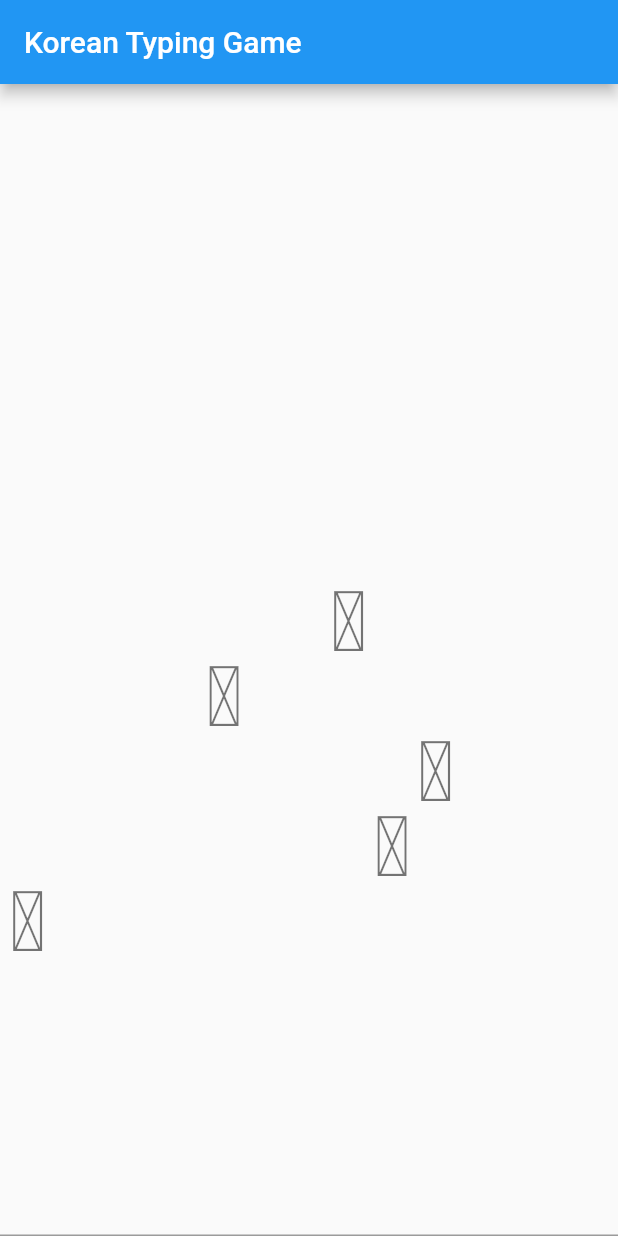
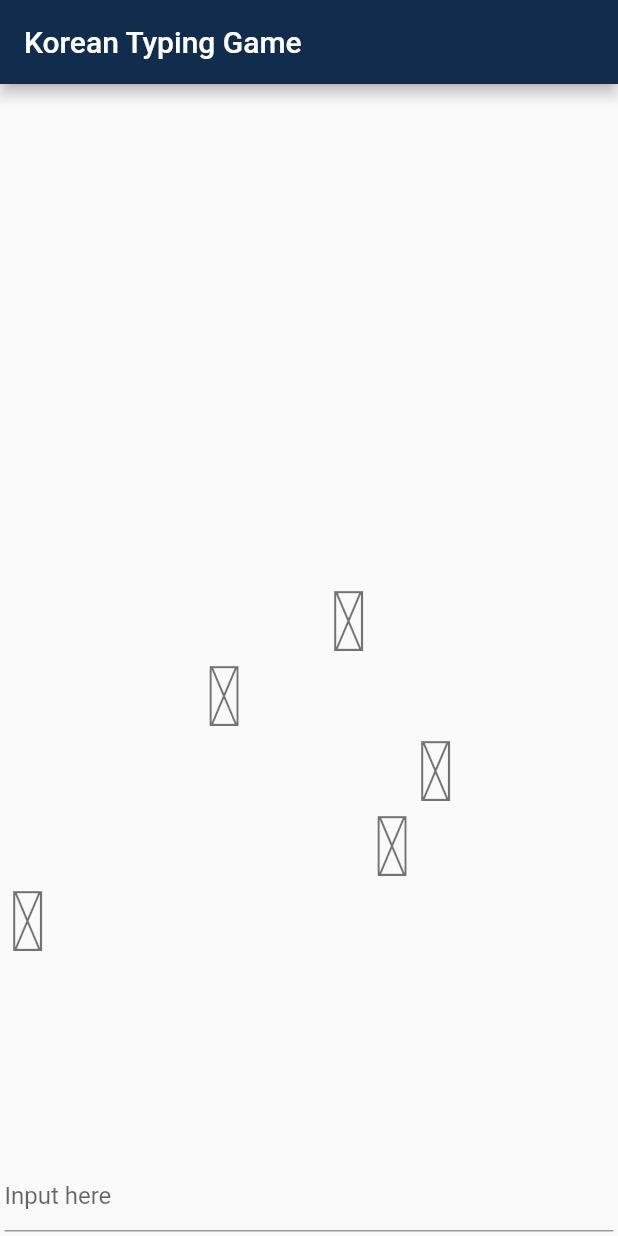
Before and after one commit to plateaukao/flutter_typing_game, a Flutter app: the screen it shows after launch, on a phone screen of 412 x 824 dp. Run offline on Flutter 3.47's test engine with Material 2 defaults, Android fonts, the phone set to English and light mode, and no system bars.

Commit message:
add keyboard layout

```diff
--- /dev/null
+++ b/lib/keyboard_layout.dart
@@ -0,0 +1,48 @@
+
+class KeyInfo {
+  String topLeft;
+  String topRight;
+  String bottomLeft;
+  String bottomRight;
+
+  KeyInfo({this.topLeft, this.topRight, this.bottomLeft, this.bottomRight});
+}
+
+List<List<KeyInfo>> koreanKeyboard = [
+  [
+    KeyInfo(bottomLeft: 'Q', topLeft: 'ㅃ', topRight: 'ㅂ'),
+    KeyInfo(bottomLeft: 'W', topLeft: 'ㅉ', topRight: 'ㅈ'),
+    KeyInfo(bottomLeft: 'E', topLeft: 'ㄸ', topRight: 'ㄷ'),
+    KeyInfo(bottomLeft: 'R', topLeft: 'ㄲ', topRight: 'ㄱ'),
+    KeyInfo(bottomLeft: 'T', topLeft: 'ㅆ', topRight: 'ㅅ'),
+    KeyInfo(bottomLeft: 'Y', topLeft: '', topRight: 'ㅛ'),
+    KeyInfo(bottomLeft: 'U', topLeft: '', topRight: 'ㅕ'),
+    KeyInfo(bottomLeft: 'I', topLeft: '', topRight: 'ㅑ'),
+    KeyInfo(bottomLeft: 'O', topLeft: 'ㅒ', topRight: 'ㅐ'),
+    KeyInfo(bottomLeft: 'P', topLeft: 'ㅖ', topRight: 'ㅔ'),
+  ],
+  [
+    KeyInfo(bottomLeft: 'A', topLeft: '', topRight: 'ㅁ'),
+    KeyInfo(bottomLeft: 'S', topLeft: '', topRight: 'ㄴ'),
+    KeyInfo(bottomLeft: 'D', topLeft: '', topRight: 'ㅇ'),
+    KeyInfo(bottomLeft: 'F', topLeft: '', topRight: 'ㄹ'),
+    KeyInfo(bottomLeft: 'G', topLeft: '', topRight: 'ㅎ'),
+    KeyInfo(bottomLeft: 'H', topLeft: '', topRight: 'ㅗ'),
+    KeyInfo(bottomLeft: 'J', topLeft: '', topRight: 'ㅓ'),
+    KeyInfo(bottomLeft: 'K', topLeft: '', topRight: 'ㅏ'),
+    KeyInfo(bottomLeft: 'L', topLeft: '', topRight: 'ㅣ'),
+    KeyInfo(bottomLeft: ';', topLeft: '', topRight: ''),
+  ],
+  [
+    KeyInfo(bottomLeft: 'Z', topLeft: '', topRight: 'ㅋ'),
+    KeyInfo(bottomLeft: 'X', topLeft: '', topRight: 'ㅌ'),
+    KeyInfo(bottomLeft: 'C', topLeft: '', topRight: 'ㅊ'),
+    KeyInfo(bottomLeft: 'V', topLeft: '', topRight: 'ㅍ'),
+    KeyInfo(bottomLeft: 'B', topLeft: '', topRight: 'ㅠ'),
+    KeyInfo(bottomLeft: 'N', topLeft: '', topRight: 'ㅜ'),
+    KeyInfo(bottomLeft: 'M', topLeft: '', topRight: 'ㅡ'),
+    KeyInfo(bottomLeft: ',', topLeft: '', topRight: ''),
+    KeyInfo(bottomLeft: '.', topLeft: '', topRight: ''),
+    KeyInfo(bottomLeft: '/', topLeft: '', topRight: ''),
+  ],
+];
--- a/lib/main.dart
+++ b/lib/main.dart
@@ -1,7 +1,12 @@
 import 'dart:async';
+import 'dart:io';
 import 'dart:math';
 
 import 'package:flutter/material.dart';
+import 'package:flutter/services.dart';
+import 'package:korean_typing_game/theme_colors.dart';
+
+import 'keyboard_layout.dart';
 
 void main() {
   runApp(MyApp());
@@ -14,7 +19,7 @@ class MyApp extends StatelessWidget {
     return MaterialApp(
       title: 'Flutter Demo',
       theme: ThemeData(
-        primarySwatch: Colors.blue,
+        primaryColor: ThemeColors.darkBlue,
         visualDensity: VisualDensity.adaptivePlatformDensity,
       ),
       home: GamePage(title: 'Korean Typing Game'),
@@ -76,9 +81,11 @@ class _GamePageState extends State<GamePage> {
   Widget build(BuildContext context) {
     return Scaffold(
       appBar: AppBar( title: Text(widget.title)),
-      body: Stack(
+      body: Column(
         children: [
-            ..._wordInfos.map(
+          Expanded(
+            child: Stack(
+                children: _wordInfos.map(
                           (wordInfo) => Positioned(
                         top: wordInfo.top,
                         left: wordInfo.left,
@@ -88,14 +95,23 @@ class _GamePageState extends State<GamePage> {
                         ),
                       )
                   ).toList(),
-            Align(
-              alignment: Alignment.bottomRight,
+            ),
+          ),
+          Padding(
+            padding: const EdgeInsets.all(3.0),
             child: TextField(
+              decoration: new InputDecoration(
+                focusedBorder: OutlineInputBorder(
+                  borderSide: BorderSide(color: Colors.greenAccent, width: 3.0),
+                ),
+                hintText: 'Input here',
+              ),
               controller: myController,
               onChanged: _textChanged,
-                )
             ),
-          ]
+          ),
+          if (Platform.isMacOS) buildKeyboardLayout(koreanKeyboard),
+        ],
       ),
     );
   }
@@ -136,6 +152,75 @@ class _GamePageState extends State<GamePage> {
       myController.text = '';
     }
   }
+
+  Widget buildKeyboardLayout(List<List<KeyInfo>> keyInfos) {
+    return Container(
+      color: Colors.grey[400],
+      height: 230,
+      child: Column(
+          children: keyInfos.map((keyList) {
+            return Expanded(child: buildKeyboardRow(keyList));
+          }).toList()
+      )
+    );
+  }
+
+  Widget buildKeyboardRow(List<KeyInfo> keyInfos) {
+    return Row(
+      children: keyInfos.map(
+          (keyInfo) => Expanded(child: buildKey(keyInfo))
+      ).toList(),
+    );
+  }
+
+  Widget buildKey(KeyInfo keyInfo) {
+    return InkWell(
+      onTap: () => _textChanged(keyInfo.topRight),
+      child: AspectRatio(
+          aspectRatio: 1,
+          child: Padding(
+            padding: const EdgeInsets.all(8.0),
+            child: Container(
+              color: Colors.grey[300],
+              child: Stack(
+                children: [
+                  Padding(
+                    padding: const EdgeInsets.all(3.0),
+                    child: Align(
+                      alignment: Alignment.bottomLeft,
+                      child: Text(
+                        keyInfo.bottomLeft,
+                        style: Theme.of(context).textTheme.headline5,
+                      ),
+                    ),
+                  ),
+                  Padding(
+                    padding: const EdgeInsets.all(3.0),
+                    child: Align(
+                      alignment: Alignment.topRight,
+                      child: Text(
+                        keyInfo.topRight,
+                        style: Theme.of(context).textTheme.headline6,
+                      ),
+                    ),
+                  ),
+                  if (keyInfo.topLeft != '') Padding(
+                    padding: const EdgeInsets.all(3.0),
+                    child: Align(
+                      alignment: Alignment.topLeft,
+                      child: Text(
+                        keyInfo.topLeft,
+                        style: Theme.of(context).textTheme.headline6,
+                      ),
+                    ),
+                  ),
+                ],
+              ),
+            ),
+          )
+      ),
+    );
+  }
 }
 
 class WordInfo {
--- /dev/null
+++ b/lib/theme_colors.dart
@@ -0,0 +1,9 @@
+
+import 'dart:ui';
+
+class ThemeColors {
+  static Color white = Color(0xFFF9F7F7);
+  static Color blue = Color(0xFFDBE2EF);
+  static Color deepBlue = Color(0xFF3F72AF);
+  static Color darkBlue = Color(0xFF112D4E);
+}
```
Also changed, not shown: 1 other file. Lines whose indentation alone changed are shown as unchanged.
